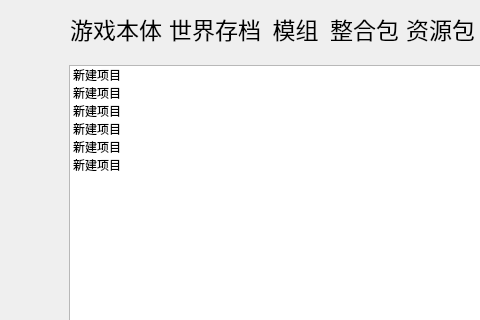
Before: the Qt Designer form UI/MainWindow/MainWindow.ui in SkyWorldStudio/Minecraft-Optimal-Starter_3, drawn with Qt 5; both pictures show x 0 to 480 and y 0 to 320 of the 1168 by 612 pixel window.
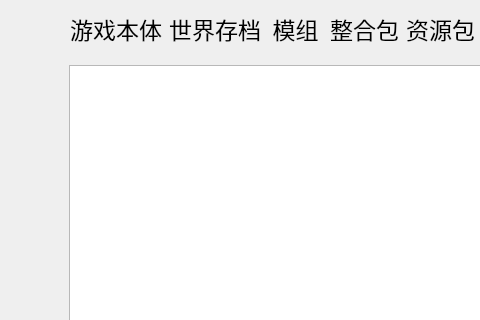
After: the same form once the commit is applied. The open tabs and pages were chosen to show the change. Icons and pictures are not drawn. Custom widgets are drawn as their Qt base class.

What changed in the file:
```diff
--- a/UI/MainWindow/MainWindow.ui
+++ b/UI/MainWindow/MainWindow.ui
@@ -2954,38 +2954,7 @@
                         <number>10</number>
                        </property>
                        <item>
-                        <widget class="QListWidget" name="listWidget_page_download_1_install_forge">
-                         <item>
-                          <property name="text">
-                           <string>新建项目</string>
-                          </property>
-                         </item>
-                         <item>
-                          <property name="text">
-                           <string>新建项目</string>
-                          </property>
-                         </item>
-                         <item>
-                          <property name="text">
-                           <string>新建项目</string>
-                          </property>
-                         </item>
-                         <item>
-                          <property name="text">
-                           <string>新建项目</string>
-                          </property>
-                         </item>
-                         <item>
-                          <property name="text">
-                           <string>新建项目</string>
-                          </property>
-                         </item>
-                         <item>
-                          <property name="text">
-                           <string>新建项目</string>
-                          </property>
-                         </item>
-                        </widget>
+                        <widget class="QListWidget" name="listWidget_page_download_1_install_forge"/>
                        </item>
                       </layout>
                      </widget>
```
Left out of the diff: 79 changed lines with no effect on the pictures.
